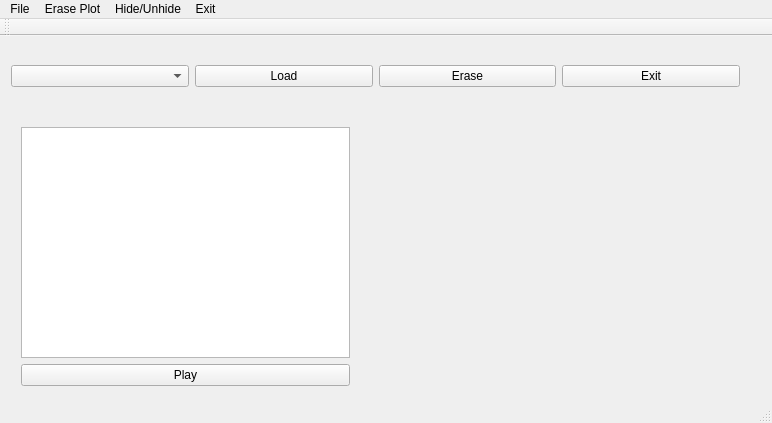
The window that Vr6preparation/mainwindow.ui (CSWjpteixeira/VR6preparation) describes before a commit, drawn with Qt 5.
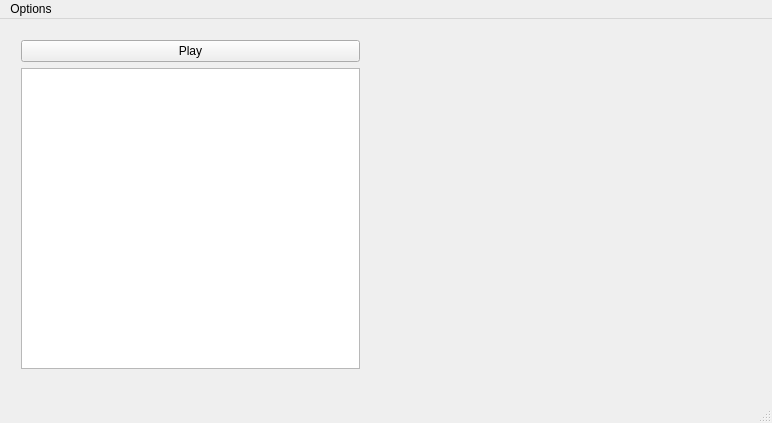
The same window after the commit. Custom widgets are drawn as their Qt base class.

Commit message:
Major changes with buttons and functions
Added QmenuBar

What changed in the file:
```diff
--- a/Vr6preparation/mainwindow.ui
+++ b/Vr6preparation/mainwindow.ui
@@ -18,65 +18,22 @@
     <property name="geometry">
      <rect>
       <x>380</x>
-      <y>70</y>
+      <y>10</y>
       <width>371</width>
-      <height>291</height>
+      <height>351</height>
      </rect>
     </property>
    </widget>
-   <widget class="QWidget" name="layoutWidget">
-    <property name="geometry">
-     <rect>
-      <x>0</x>
-      <y>10</y>
-      <width>751</width>
-      <height>60</height>
-     </rect>
-    </property>
-    <layout class="QGridLayout" name="gridLayout">
-     <item row="0" column="0">
-      <layout class="QHBoxLayout" name="horizontalLayout">
-       <item>
-        <widget class="QComboBox" name="comboBox"/>
-       </item>
-       <item>
-        <widget class="QPushButton" name="loadBtn">
-         <property name="text">
-          <string>Load</string>
-         </property>
-        </widget>
-       </item>
-       <item>
-        <widget class="QPushButton" name="clearBtn">
-         <property name="text">
-          <string>Erase</string>
-         </property>
-        </widget>
-       </item>
-       <item>
-        <widget class="QPushButton" name="exitBtn">
-         <property name="text">
-          <string>Exit</string>
-         </property>
-        </widget>
-       </item>
-      </layout>
-     </item>
-    </layout>
-   </widget>
    <widget class="QWidget" name="">
     <property name="geometry">
      <rect>
       <x>10</x>
-      <y>80</y>
-      <width>351</width>
-      <height>281</height>
+      <y>10</y>
+      <width>361</width>
+      <height>351</height>
      </rect>
     </property>
     <layout class="QVBoxLayout" name="verticalLayout">
-     <item>
-      <widget class="QGraphicsView" name="graphicsView"/>
-     </item>
      <item>
       <widget class="QPushButton" name="playBtn">
        <property name="text">
@@ -84,17 +41,12 @@
        </property>
       </widget>
      </item>
+     <item>
+      <widget class="QGraphicsView" name="graphicsView"/>
+     </item>
     </layout>
    </widget>
   </widget>
-  <widget class="QToolBar" name="mainToolBar">
-   <attribute name="toolBarArea">
-    <enum>TopToolBarArea</enum>
-   </attribute>
-   <attribute name="toolBarBreak">
-    <bool>false</bool>
-   </attribute>
-  </widget>
   <widget class="QStatusBar" name="statusBar"/>
   <widget class="QMenuBar" name="menuBar">
    <property name="geometry">
@@ -105,33 +57,13 @@
      <height>22</height>
     </rect>
    </property>
-   <widget class="QMenu" name="menuasfsafa">
+   <widget class="QMenu" name="menuOptions">
     <property name="title">
-     <string>File</string>
+     <string>Options</string>
     </property>
     <addaction name="actionLoad_Configuration"/>
    </widget>
-   <widget class="QMenu" name="menuErase_Plot">
-    <property name="title">
-     <string>Erase Plot</string>
-    </property>
-   </widget>
-   <widget class="QMenu" name="menuHide_Unhide">
-    <property name="title">
-     <string>Hide/Unhide</string>
-    </property>
-    <addaction name="actionHide_Speedometer"/>
-    <addaction name="actionHide_Plot_2D"/>
-   </widget>
-   <widget class="QMenu" name="menuExit">
-    <property name="title">
-     <string>Exit</string>
-    </property>
-   </widget>
-   <addaction name="menuasfsafa"/>
-   <addaction name="menuErase_Plot"/>
-   <addaction name="menuHide_Unhide"/>
-   <addaction name="menuExit"/>
+   <addaction name="menuOptions"/>
   </widget>
   <action name="actionLoad_Configuration">
    <property name="text">
```
Left out of the diff: 24 changed lines with no effect on the pictures. The commit also changes 3 other files.
